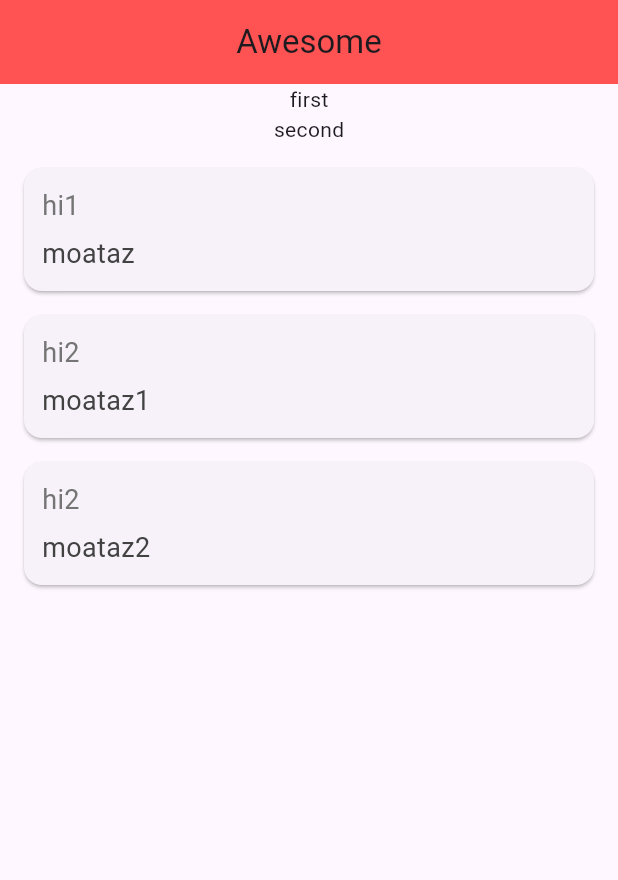
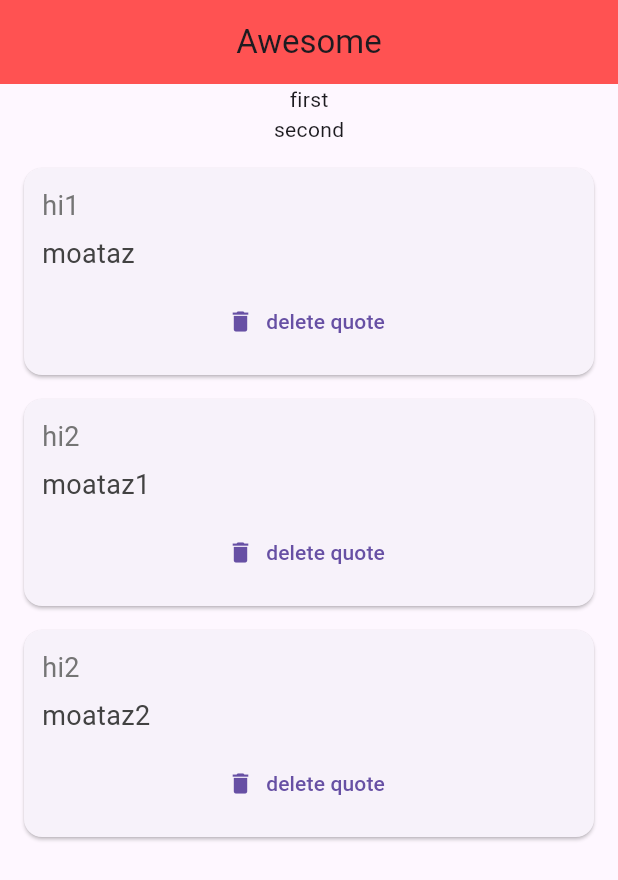
Before and after one commit to mhd-aldawood/flutter-samples, a Flutter app: the screen it shows after launch, on a phone screen of 412 x 824 dp. Shown: the top 880 px of the screen. Run offline on Flutter 3.47's test engine with Material 3 defaults, Android fonts, the phone set to English and light mode, and no system bars.

Commit message:
fix missing issue

```diff
--- a/lib/QouteCard.dart
+++ b/lib/QouteCard.dart
@@ -5,10 +5,11 @@ import 'Quote.dart';
 
 class QuoteCard extends StatelessWidget {
   QuoteCard({
-    required this.quote,
+    required this.quote, required this.delete,
   });
 
   final Quote quote;
+  final VoidCallback  delete;
 
   @override
   Widget build(BuildContext context) {
@@ -29,6 +30,10 @@ class QuoteCard extends StatelessWidget {
               "${quote.author}",
               style: TextStyle(fontSize: 18, color: Colors.grey[800]),
             ),
+            SizedBox(height: 8),
+            TextButton.icon(onPressed: delete
+              ,label: Text("delete quote")
+              ,icon:Icon(Icons.delete) ,),
           ],
         ),
       ),
--- a/lib/main.dart
+++ b/lib/main.dart
@@ -33,7 +33,14 @@ class _QuotListState extends State<QuotList> {
       body: Column(
         children: [
           ...quotes.map((q) => Text(q)).toList(),
-          ...list.map((item) => QuoteCard(quote: item)).toList(),
+          ...list.map((item) => QuoteCard(quote: item,
+              delete: (){
+                setState(() {
+                  list.remove(item);
+                });
+              }
+              ),
+          ).toList(),
         ],
       ),
     );
```
